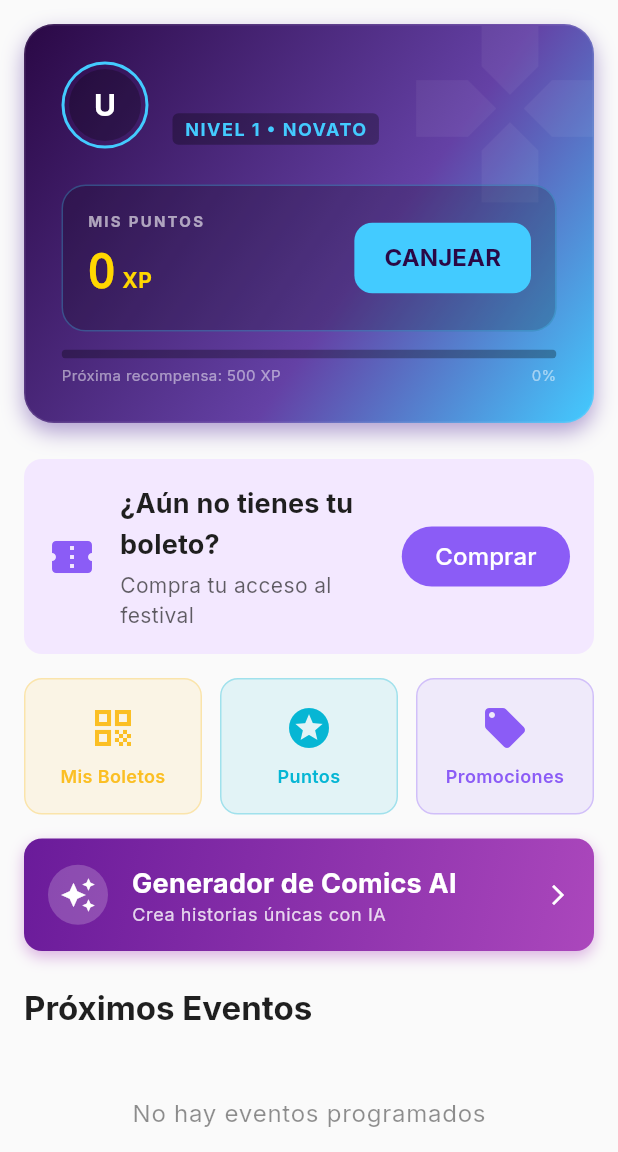
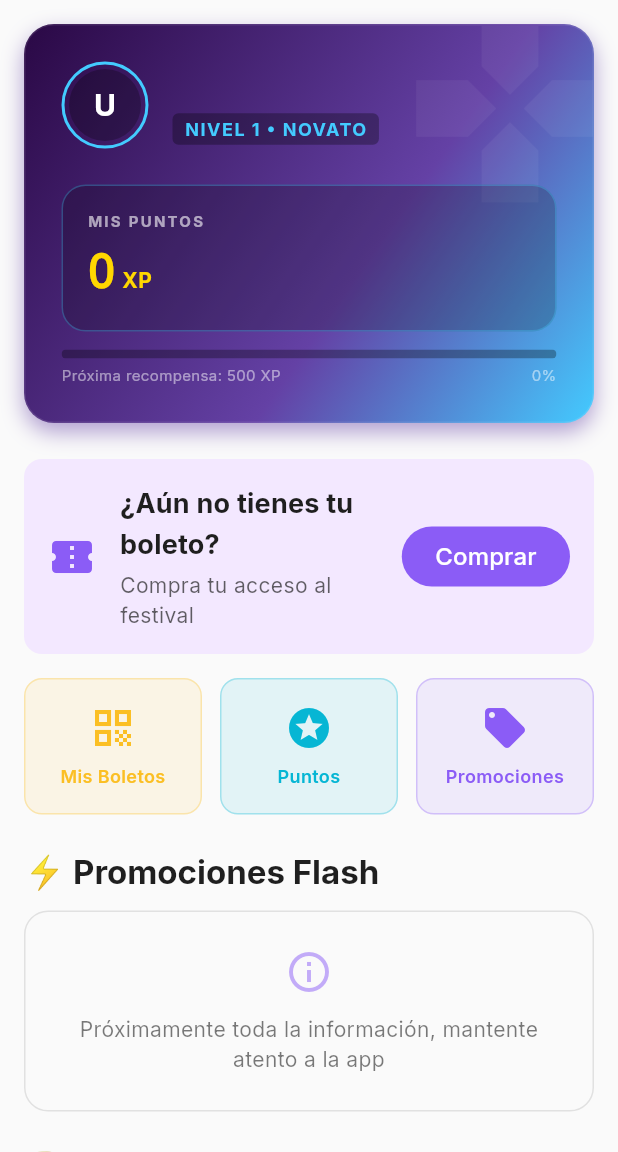
Before and after one commit to walfro90-gorilla/comic-fest-app, a Flutter app: the DashboardScreen screen opened directly, on a phone screen of 412 x 824 dp, the part 84-1236 px from its top. Run offline on Flutter 3.47's test engine with Material 3 defaults, Android fonts, the phone set to English and light mode, and no system bars; our stand-ins replace cached_network_image, connectivity_plus, flutter_credit_card, flutter_secure_storage, google_fonts, google_sign_in and 6 more; missing offline and left inert: mobile_scanner, webview_flutter_android, webview_flutter_wkwebview; accounts and stored records are empty; network calls fail.

Commit message:
BETA: For first customers

```diff
--- a/lib/main.dart
+++ b/lib/main.dart
@@ -7,6 +7,7 @@ import 'package:comic_fest/screens/tickets/tickets_list_screen.dart';
 import 'package:comic_fest/screens/tickets/buy_tickets_screen.dart';
 import 'package:comic_fest/screens/tickets/qr_scanner_screen.dart';
 import 'package:comic_fest/screens/points/points_screen.dart';
+import 'package:comic_fest/screens/webview_screen.dart';
 import 'package:comic_fest/supabase/supabase_config.dart';
 
 void main() async {
@@ -46,6 +47,7 @@ class MyApp extends StatelessWidget {
         '/buy-tickets': (context) => const BuyTicketsScreen(),
         '/scan-tickets': (context) => const QRScannerScreen(),
         '/points': (context) => const PointsScreen(),
+        '/webview': (context) => const WebViewScreen(),
       },
     );
   }
--- a/lib/screens/home/dashboard_screen.dart
+++ b/lib/screens/home/dashboard_screen.dart
@@ -13,8 +13,9 @@ import 'package:comic_fest/services/promotion_service.dart';
 import 'package:comic_fest/services/user_service.dart';
 import 'package:comic_fest/widgets/event_card.dart';
 import 'package:comic_fest/widgets/points_badge.dart';
+import 'package:comic_fest/widgets/empty_state_card.dart';
 import 'package:comic_fest/screens/points/points_screen.dart';
-import 'package:comic_fest/screens/home/comic_generator_screen.dart';
+
 import 'package:flutter/material.dart';
 import 'package:intl/intl.dart';
 
@@ -131,44 +132,41 @@ class _DashboardScreenState extends State<DashboardScreen> {
                       _buildQuickActions(theme, colorScheme),
                       const SizedBox(height: 24),
                     ],
-                    if (_flashPromotions.isNotEmpty) ...[
                     _buildSectionTitle('⚡ Promociones Flash', theme),
                     const SizedBox(height: 12),
+                    if (_flashPromotions.isEmpty)
+                      const EmptyStateCard()
+                    else
                       _buildFlashPromotions(theme, colorScheme),
                     const SizedBox(height: 24),
-                    ],
-                    if (_activeContests.isNotEmpty) ...[
+
                     _buildSectionTitle('🏆 Concursos Activos', theme),
                     const SizedBox(height: 12),
+                    if (_activeContests.isEmpty)
+                      const EmptyStateCard()
+                    else
                       _buildActiveContests(theme, colorScheme),
                     const SizedBox(height: 24),
-                    ],
-                    if (_exclusiveProducts.isNotEmpty) ...[
+
                     _buildSectionTitle('💎 Productos Exclusivos', theme),
                     const SizedBox(height: 12),
+                    if (_exclusiveProducts.isEmpty)
+                      const EmptyStateCard()
+                    else
                       _buildExclusiveProducts(theme, colorScheme),
                     const SizedBox(height: 24),
-                    ],
-                    if (_featuredExhibitors.isNotEmpty) ...[
+
                     _buildSectionTitle('Expositores Destacados', theme),
                     const SizedBox(height: 12),
+                    if (_featuredExhibitors.isEmpty)
+                      const EmptyStateCard()
+                    else
                       _buildFeaturedExhibitors(theme),
                     const SizedBox(height: 24),
-                    ],
                     _buildSectionTitle('Próximos Eventos', theme),
                     const SizedBox(height: 12),
                     if (_upcomingEvents.isEmpty)
-                      Center(
-                        child: Padding(
-                          padding: const EdgeInsets.all(32),
-                          child: Text(
-                            'No hay eventos programados',
-                            style: theme.textTheme.bodyLarge?.copyWith(
-                              color: colorScheme.onSurface.withValues(alpha: 0.5),
-                            ),
-                          ),
-                        ),
-                      )
+                      const EmptyStateCard()
                     else
                       ..._upcomingEvents.map((event) => EventCard(event: event)),
                   ],
@@ -355,27 +353,7 @@ class _DashboardScreenState extends State<DashboardScreen> {
                           ),
                         ],
                       ),
-                      ElevatedButton(
-                        onPressed: () async {
-                          await Navigator.of(context).push(
-                            MaterialPageRoute(builder: (_) => const PointsScreen()),
-                          );
-                          _loadData();
-                        },
-                        style: ElevatedButton.styleFrom(
-                          backgroundColor: const Color(0xFF43CBFF),
-                          foregroundColor: const Color(0xFF2A0845),
-                          elevation: 0,
-                          shape: RoundedRectangleBorder(
-                            borderRadius: BorderRadius.circular(12),
-                          ),
-                          padding: const EdgeInsets.symmetric(horizontal: 20, vertical: 12),
-                        ),
-                        child: const Text(
-                          'CANJEAR',
-                          style: TextStyle(fontWeight: FontWeight.bold),
-                        ),
-                      ),
+
                     ],
                   ),
                 ),
@@ -505,72 +483,7 @@ class _DashboardScreenState extends State<DashboardScreen> {
             ),
           ],
         ),
-        const SizedBox(height: 16),
-        InkWell(
-          onTap: () async {
-            await Navigator.of(context).push(
-              MaterialPageRoute(builder: (_) => const ComicGeneratorScreen()),
-            );
-            _loadData();
-          },
-          borderRadius: BorderRadius.circular(12),
-          child: Container(
-            padding: const EdgeInsets.all(16),
-            decoration: BoxDecoration(
-              gradient: LinearGradient(
-                colors: [
-                  const Color(0xFF6A1B9A), // Purple
-                  const Color(0xFFAB47BC), // Light Purple
-                ],
-                begin: Alignment.topLeft,
-                end: Alignment.bottomRight,
-              ),
-              borderRadius: BorderRadius.circular(12),
-              boxShadow: [
-                BoxShadow(
-                  color: const Color(0xFFAB47BC).withValues(alpha: 0.4),
-                  blurRadius: 8,
-                  offset: const Offset(0, 4),
-                ),
-              ],
-            ),
-            child: Row(
-              children: [
-                Container(
-                  padding: const EdgeInsets.all(8),
-                  decoration: BoxDecoration(
-                    color: Colors.white.withValues(alpha: 0.2),
-                    shape: BoxShape.circle,
-                  ),
-                  child: const Icon(Icons.auto_awesome, color: Colors.white, size: 24),
-                ),
-                const SizedBox(width: 16),
-                Expanded(
-                  child: Column(
-                    crossAxisAlignment: CrossAxisAlignment.start,
-                    children: [
-                      Text(
-                        'Generador de Comics AI',
-                        style: theme.textTheme.titleMedium?.copyWith(
-                          color: Colors.white,
-                          fontWeight: FontWeight.bold,
-                        ),
-                      ),
-                      const SizedBox(width: 4),
-                      Text(
-                        'Crea historias únicas con IA',
-                        style: theme.textTheme.bodySmall?.copyWith(
-                          color: Colors.white.withValues(alpha: 0.8),
-                        ),
-                      ),
-                    ],
-                  ),
-                ),
-                const Icon(Icons.arrow_forward_ios, color: Colors.white, size: 16),
-              ],
-            ),
-          ),
-        ),
+
       ],
     );
   }
--- /dev/null
+++ b/lib/widgets/empty_state_card.dart
@@ -0,0 +1,48 @@
+import 'package:flutter/material.dart';
+
+class EmptyStateCard extends StatelessWidget {
+  final String? message;
+  final IconData? icon;
+
+  const EmptyStateCard({
+    super.key,
+    this.message,
+    this.icon,
+  });
+
+  @override
+  Widget build(BuildContext context) {
+    final theme = Theme.of(context);
+    final colorScheme = theme.colorScheme;
+
+    return Container(
+      width: double.infinity,
+      padding: const EdgeInsets.all(24),
+      decoration: BoxDecoration(
+        color: colorScheme.surfaceContainer,
+        borderRadius: BorderRadius.circular(16),
+        border: Border.all(
+          color: colorScheme.outline.withValues(alpha: 0.1),
+        ),
+      ),
+      child: Column(
+        mainAxisSize: MainAxisSize.min,
+        children: [
+          Icon(
+            icon ?? Icons.info_outline,
+            color: colorScheme.primary.withValues(alpha: 0.5),
+            size: 32,
+          ),
+          const SizedBox(height: 12),
+          Text(
+            message ?? 'Próximamente toda la información, mantente atento a la app',
+            style: theme.textTheme.bodyMedium?.copyWith(
+              color: colorScheme.onSurface.withValues(alpha: 0.6),
+            ),
+            textAlign: TextAlign.center,
+          ),
+        ],
+      ),
+    );
+  }
+}
```
Also changed, not shown: lib/screens/events/events_screen.dart (+5 -6 lines), lib/screens/points/points_screen.dart (+1 -21 lines), lib/screens/points/redeem_screen.dart (+7 -12 lines), lib/screens/shop/shop_screen.dart (+7 -28 lines), lib/screens/webview_screen.dart (added, +241 -0 lines), pubspec.yaml (+7 -0 lines), pubspec.lock, 3 other files. Lines whose indentation alone changed are shown as unchanged.
